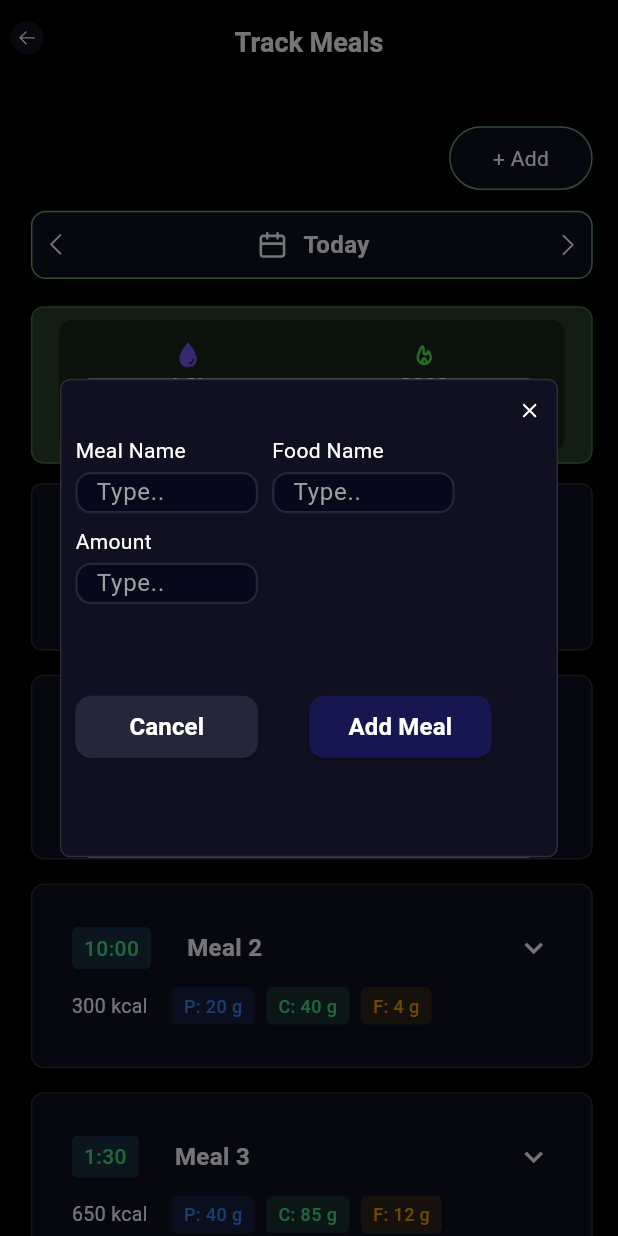
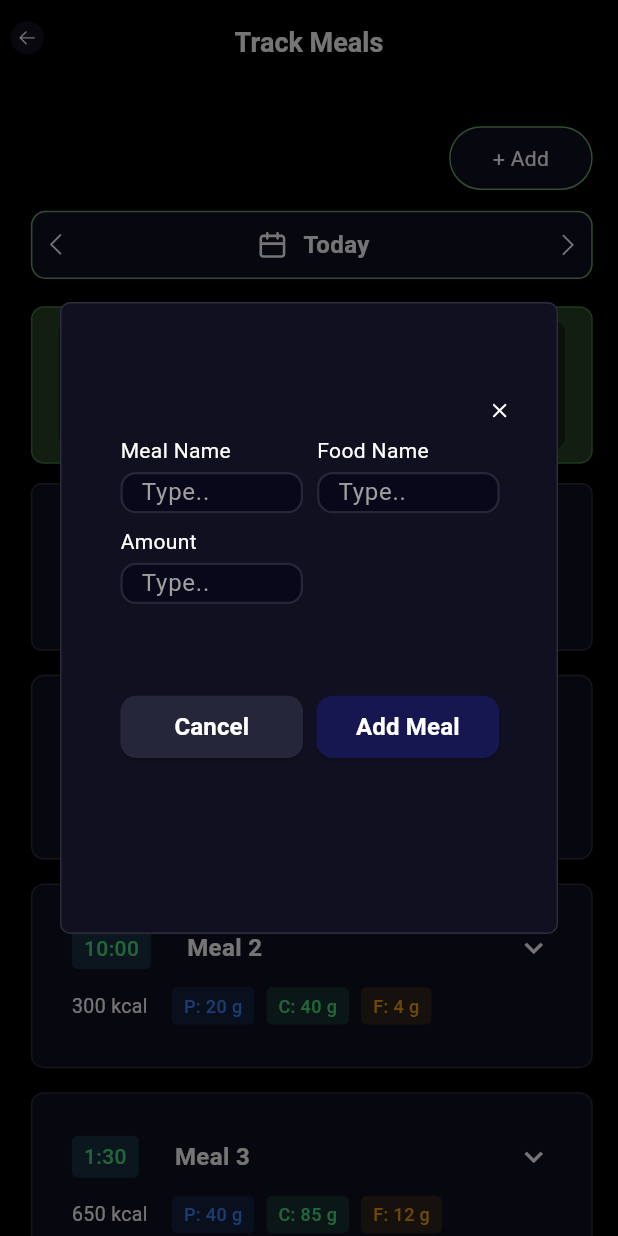
Before and after one commit to sakilkhan649/pactice_project_one, a Flutter app: the TrackMealsScreen screen opened directly, after a tap on "+ Add", on a phone screen of 412 x 824 dp. Run offline on Flutter 3.47's test engine with Material 3 defaults, Android fonts, the phone set to English and light mode, and no system bars; our stand-ins replace fl_chart, flutter_screenutil, flutter_svg, get.

Commit message:
Fainaly Ui design Conpleted

```diff
--- a/lib/widgets/Custom_Dailog.dart
+++ b/lib/widgets/Custom_Dailog.dart
@@ -19,7 +19,9 @@ class Customdialog extends StatelessWidget {
       backgroundColor: Colors.white,
       shape: RoundedRectangleBorder(borderRadius: BorderRadius.circular(20)),
       child: CustomBox(
-        height: 370.h,
+        height: 450.w,
+        child: Padding(
+          padding: EdgeInsets.fromLTRB(30, 20, 20, 20),
           child: Column(
             mainAxisAlignment: MainAxisAlignment.center,
             crossAxisAlignment: CrossAxisAlignment.center,
@@ -149,6 +151,7 @@ class Customdialog extends StatelessWidget {
             ],
           ),
         ),
+      ),
     );
   }
 }
```
Lines whose indentation alone changed are shown as unchanged.
